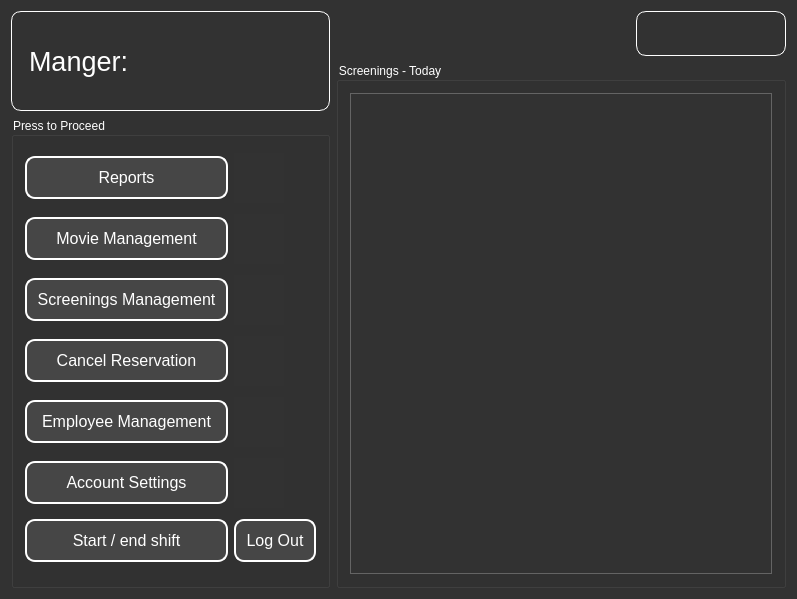
This is AdminPage.ui in JustKoshi/QTCinemaProject as Qt 5 draws it before an edit. The edited form follows.
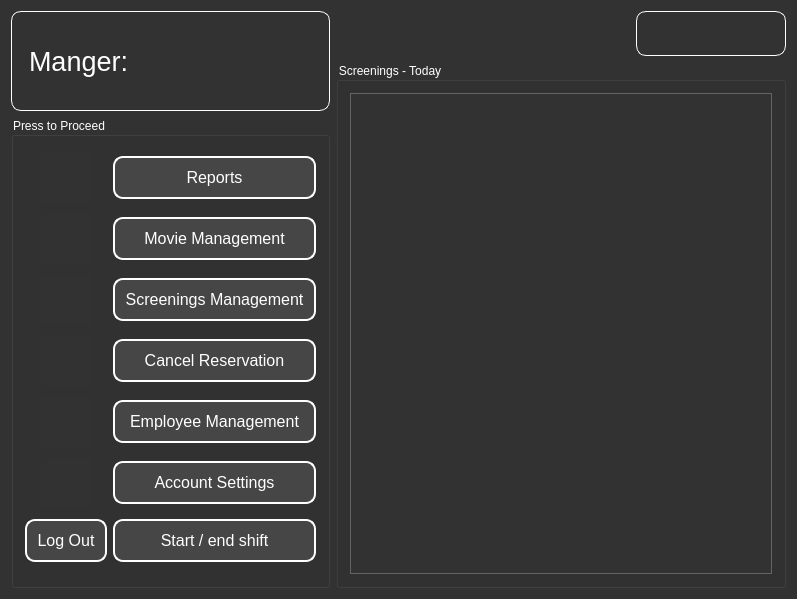
This is the edited form. Icons and pictures are not drawn.

The edit to the form file:
```diff
--- a/AdminPage.ui
+++ b/AdminPage.ui
@@ -72,44 +72,7 @@
         <layout class="QHBoxLayout" name="horizontalLayout_3">
          <item>
           <layout class="QGridLayout" name="gridLayout">
-           <item row="4" column="0">
-            <widget class="QPushButton" name="pushButton_cancel_reservation">
-             <property name="minimumSize">
-              <size>
-               <width>0</width>
-               <height>40</height>
-              </size>
-             </property>
-             <property name="font">
-              <font>
-               <family>Arial</family>
-               <pointsize>-1</pointsize>
-              </font>
-             </property>
-             <property name="styleSheet">
-              <string notr="true">QPushButton {
-            background-color: rgb(70, 70, 70);
-            color: white;
-            border: 2px solid white;
-            border-radius: 10px;
-            padding: 10px;
-            font-size: 16px;
-        }
-        QPushButton:hover {
-            background-color: rgb(90, 90, 90);
-            border: 2px solid rgb(120, 120, 120);
-        }
-        QPushButton:pressed {
-            background-color: rgb(50, 50, 50);
-            border: 2px solid rgb(150, 150, 150);
-        }</string>
-             </property>
-             <property name="text">
-              <string>Cancel Reservation</string>
-             </property>
-            </widget>
-           </item>
-           <item row="7" column="1">
+           <item row="7" column="1" alignment="Qt::AlignHCenter">
             <widget class="QLabel" name="label">
              <property name="minimumSize">
               <size>
@@ -133,7 +96,44 @@
              </property>
             </widget>
            </item>
-           <item row="4" column="1">
+           <item row="8" column="2">
+            <widget class="QPushButton" name="pushButton_checkOut">
+             <property name="minimumSize">
+              <size>
+               <width>0</width>
+               <height>40</height>
+              </size>
+             </property>
+             <property name="font">
+              <font>
+               <family>Arial</family>
+               <pointsize>-1</pointsize>
+              </font>
+             </property>
+             <property name="styleSheet">
+              <string notr="true">QPushButton {
+            background-color: rgb(70, 70, 70);
+            color: white;
+            border: 2px solid white;
+            border-radius: 10px;
+            padding: 10px;
+            font-size: 16px;
+        }
+        QPushButton:hover {
+            background-color: rgb(90, 90, 90);
+            border: 2px solid rgb(120, 120, 120);
+        }
+        QPushButton:pressed {
+            background-color: rgb(50, 50, 50);
+            border: 2px solid rgb(150, 150, 150);
+        }</string>
+             </property>
+             <property name="text">
+              <string>Start / end shift</string>
+             </property>
+            </widget>
+           </item>
+           <item row="4" column="1" alignment="Qt::AlignHCenter">
             <widget class="QLabel" name="label_3">
              <property name="minimumSize">
               <size>
@@ -157,7 +157,7 @@
              </property>
             </widget>
            </item>
-           <item row="0" column="1">
+           <item row="0" column="1" alignment="Qt::AlignHCenter">
             <widget class="QLabel" name="label_5">
              <property name="minimumSize">
               <size>
@@ -181,35 +181,11 @@
              </property>
             </widget>
            </item>
-           <item row="3" column="1">
-            <widget class="QLabel" name="label_4">
-             <property name="minimumSize">
-              <size>
-               <width>50</width>
-               <height>50</height>
-              </size>
-             </property>
-             <property name="maximumSize">
-              <size>
-               <width>50</width>
-               <height>50</height>
-              </size>
-             </property>
-             <property name="styleSheet">
-              <string notr="true">QLabel{
-	image: url(:/LoginScreen/Resource files/icons/2798007.png)
-}</string>
-             </property>
-             <property name="text">
-              <string/>
-             </property>
-            </widget>
-           </item>
-           <item row="2" column="0">
+           <item row="2" column="2">
             <widget class="QPushButton" name="pushButton_movieManager">
              <property name="minimumSize">
               <size>
-               <width>0</width>
+               <width>198</width>
                <height>40</height>
               </size>
              </property>
@@ -242,8 +218,69 @@
              </property>
             </widget>
            </item>
-           <item row="0" column="0">
-            <widget class="QPushButton" name="pushButton_reports">
+           <item row="3" column="1" alignment="Qt::AlignHCenter">
+            <widget class="QLabel" name="label_4">
+             <property name="minimumSize">
+              <size>
+               <width>50</width>
+               <height>50</height>
+              </size>
+             </property>
+             <property name="maximumSize">
+              <size>
+               <width>50</width>
+               <height>50</height>
+              </size>
+             </property>
+             <property name="styleSheet">
+              <string notr="true">QLabel{
+	image: url(:/LoginScreen/Resource files/icons/2798007.png)
+}</string>
+             </property>
+             <property name="text">
+              <string/>
+             </property>
+            </widget>
+           </item>
+           <item row="4" column="2">
+            <widget class="QPushButton" name="pushButton_cancel_reservation">
+             <property name="minimumSize">
+              <size>
+               <width>198</width>
+               <height>40</height>
+              </size>
+             </property>
+             <property name="font">
+              <font>
+               <family>Arial</family>
+               <pointsize>-1</pointsize>
+              </font>
+             </property>
+             <property name="styleSheet">
+              <string notr="true">QPushButton {
+            background-color: rgb(70, 70, 70);
+            color: white;
+            border: 2px solid white;
+            border-radius: 10px;
+            padding: 10px;
+            font-size: 16px;
+        }
+        QPushButton:hover {
+            background-color: rgb(90, 90, 90);
+            border: 2px solid rgb(120, 120, 120);
+        }
+        QPushButton:pressed {
+            background-color: rgb(50, 50, 50);
+            border: 2px solid rgb(150, 150, 150);
+        }</string>
+             </property>
+             <property name="text">
+              <string>Cancel Reservation</string>
+             </property>
+            </widget>
+           </item>
+           <item row="7" column="2">
+            <widget class="QPushButton" name="pushButton_account_settings">
              <property name="minimumSize">
               <size>
                <width>0</width>
@@ -257,7 +294,7 @@
               </font>
              </property>
              <property name="styleSheet">
-              <string notr="true">   QPushButton {
+              <string notr="true">QPushButton {
             background-color: rgb(70, 70, 70);
             color: white;
             border: 2px solid white;
@@ -275,7 +312,7 @@
         }</string>
              </property>
              <property name="text">
-              <string>Reports</string>
+              <string>Account Settings</string>
              </property>
             </widget>
            </item>
@@ -316,109 +353,11 @@
              </property>
             </widget>
            </item>
-           <item row="7" column="0">
-            <widget class="QPushButton" name="pushButton_account_settings">
-             <property name="minimumSize">
-              <size>
-               <width>0</width>
-               <height>40</height>
-              </size>
-             </property>
-             <property name="font">
-              <font>
-               <family>Arial</family>
-               <pointsize>-1</pointsize>
-              </font>
-             </property>
-             <property name="styleSheet">
-              <string notr="true">QPushButton {
-            background-color: rgb(70, 70, 70);
-            color: white;
-            border: 2px solid white;
-            border-radius: 10px;
-            padding: 10px;
-            font-size: 16px;
-        }
-        QPushButton:hover {
-            background-color: rgb(90, 90, 90);
-            border: 2px solid rgb(120, 120, 120);
-        }
-        QPushButton:pressed {
-            background-color: rgb(50, 50, 50);
-            border: 2px solid rgb(150, 150, 150);
-        }</string>
-             </property>
-             <property name="text">
-              <string>Account Settings</string>
-             </property>
-            </widget>
-           </item>
-           <item row="6" column="1">
-            <widget class="QLabel" name="label_2">
-             <property name="minimumSize">
-              <size>
-               <width>50</width>
-               <height>50</height>
-              </size>
-             </property>
-             <property name="maximumSize">
-              <size>
-               <width>50</width>
-               <height>50</height>
-              </size>
-             </property>
-             <property name="styleSheet">
-              <string notr="true">QLabel{
-	image: url(:/LoginScreen/Resource files/icons/app-icon-person.png);
-}</string>
-             </property>
-             <property name="text">
-              <string/>
-             </property>
-            </widget>
-           </item>
-           <item row="8" column="0">
-            <widget class="QPushButton" name="pushButton_checkOut">
-             <property name="minimumSize">
-              <size>
-               <width>0</width>
-               <height>40</height>
-              </size>
-             </property>
-             <property name="font">
-              <font>
-               <family>Arial</family>
-               <pointsize>-1</pointsize>
-              </font>
-             </property>
-             <property name="styleSheet">
-              <string notr="true">QPushButton {
-            background-color: rgb(70, 70, 70);
-            color: white;
-            border: 2px solid white;
-            border-radius: 10px;
-            padding: 10px;
-            font-size: 16px;
-        }
-        QPushButton:hover {
-            background-color: rgb(90, 90, 90);
-            border: 2px solid rgb(120, 120, 120);
-        }
-        QPushButton:pressed {
-            background-color: rgb(50, 50, 50);
-            border: 2px solid rgb(150, 150, 150);
-        }</string>
-             </property>
-             <property name="text">
-              <string>Start / end shift</string>
-             </property>
-            </widget>
-           </item>
-           <item row="6" column="0">
+           <item row="6" column="2">
             <widget class="QPushButton" name="pushButton_employee_manager">
              <property name="minimumSize">
               <size>
-               <width>0</width>
+               <width>198</width>
                <height>40</height>
               </size>
              </property>
@@ -451,7 +390,31 @@
              </property>
             </widget>
            </item>
-           <item row="2" column="1">
+           <item row="6" column="1" alignment="Qt::AlignHCenter">
+            <widget class="QLabel" name="label_2">
+             <property name="minimumSize">
+              <size>
+               <width>50</width>
+               <height>50</height>
+              </size>
+             </property>
+             <property name="maximumSize">
+              <size>
+               <width>50</width>
+               <height>50</height>
+              </size>
+             </property>
+             <property name="styleSheet">
+              <string notr="true">QLabel{
+	image: url(:/LoginScreen/Resource files/icons/app-icon-person.png);
+}</string>
+             </property>
+             <property name="text">
+              <string/>
+             </property>
+            </widget>
+           </item>
+           <item row="2" column="1" alignment="Qt::AlignHCenter">
             <widget class="QLabel" name="label_6">
              <property name="minimumSize">
               <size>
@@ -475,11 +438,11 @@
              </property>
             </widget>
            </item>
-           <item row="3" column="0">
+           <item row="3" column="2">
             <widget class="QPushButton" name="pushButton_screeningManager">
              <property name="minimumSize">
               <size>
-               <width>0</width>
+               <width>198</width>
                <height>40</height>
               </size>
              </property>
@@ -512,6 +475,43 @@
              </property>
             </widget>
            </item>
+           <item row="0" column="2">
+            <widget class="QPushButton" name="pushButton_reports">
+             <property name="minimumSize">
+              <size>
+               <width>198</width>
+               <height>40</height>
+              </size>
+             </property>
+             <property name="font">
+              <font>
+               <family>Arial</family>
+               <pointsize>-1</pointsize>
+              </font>
+             </property>
+             <property name="styleSheet">
+              <string notr="true">   QPushButton {
+            background-color: rgb(70, 70, 70);
+            color: white;
+            border: 2px solid white;
+            border-radius: 10px;
+            padding: 10px;
+            font-size: 16px;
+        }
+        QPushButton:hover {
+            background-color: rgb(90, 90, 90);
+            border: 2px solid rgb(120, 120, 120);
+        }
+        QPushButton:pressed {
+            background-color: rgb(50, 50, 50);
+            border: 2px solid rgb(150, 150, 150);
+        }</string>
+             </property>
+             <property name="text">
+              <string>Reports</string>
+             </property>
+            </widget>
+           </item>
           </layout>
          </item>
         </layout>
```
